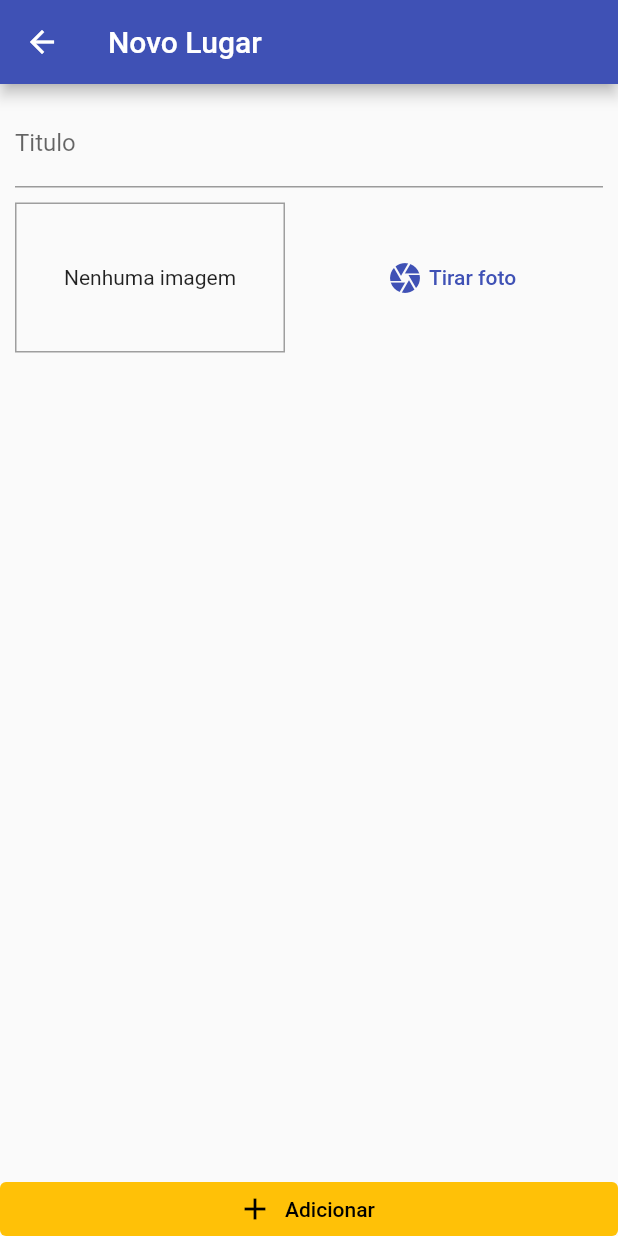
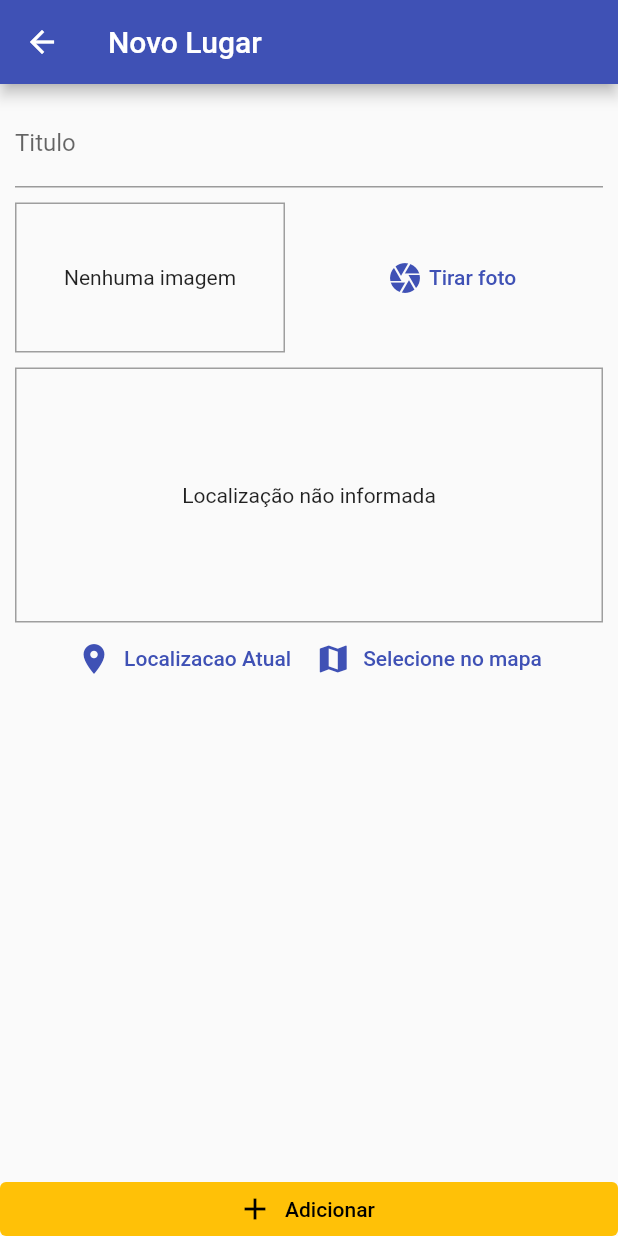
Before and after one commit to diasGustaavo/great_places, a Flutter app: the PlaceFormScreen screen opened by its route, on a phone screen of 412 x 824 dp. Run offline on Flutter 3.47's test engine with Material 2 defaults, Android fonts, the phone set to English and light mode, and no system bars; our stand-ins replace image_picker, location, sqflite; missing offline and left inert: image_picker_for_web; accounts and stored records are empty.

Commit message:
get location info using the location package

```diff
--- a/lib/screens/place_form_screen.dart
+++ b/lib/screens/place_form_screen.dart
@@ -3,6 +3,7 @@ import 'dart:io';
 import 'package:flutter/material.dart';
 import 'package:great_places/providers/great_places.dart';
 import 'package:great_places/widgets/image_input.dart';
+import 'package:great_places/widgets/location_input.dart';
 import 'package:provider/provider.dart';
 
 class PlaceFormScreen extends StatefulWidget {
@@ -54,6 +55,8 @@ class _PlaceFormScreenState extends State<PlaceFormScreen> {
                     ),
                     SizedBox(height: 10),
                     ImageInput(this._selectedImage),
+                    SizedBox(height: 10),
+                    LocationInput(),
                   ],
                 ),
               ),
@@ -70,7 +73,7 @@ class _PlaceFormScreenState extends State<PlaceFormScreen> {
               style: TextStyle(color: Colors.black),
             ),
             style: ElevatedButton.styleFrom(
-              primary: Theme.of(context).colorScheme.secondary,
+              backgroundColor: Theme.of(context).colorScheme.secondary,
               elevation: 0,
               tapTargetSize: MaterialTapTargetSize.shrinkWrap,
             ),
--- /dev/null
+++ b/lib/widgets/location_input.dart
@@ -0,0 +1,60 @@
+import 'package:flutter/material.dart';
+import 'package:location/location.dart';
+
+class LocationInput extends StatefulWidget {
+  const LocationInput({super.key});
+
+  @override
+  State<LocationInput> createState() => _LocationInputState();
+}
+
+class _LocationInputState extends State<LocationInput> {
+  String? _previewImageUrl;
+
+  Future<void> _getCurrentUserLocation() async {
+    final locData = await Location().getLocation();
+    print(locData.latitude);
+    print(locData.longitude);
+  }
+
+  @override
+  Widget build(BuildContext context) {
+    return Column(
+      children: [
+        Container(
+          height: 170,
+          width: double.infinity,
+          alignment: Alignment.center,
+          decoration: BoxDecoration(
+            border: Border.all(
+              width: 1,
+              color: Colors.grey,
+            ),
+          ),
+          child: _previewImageUrl == null
+              ? Text('Localização não informada')
+              : Image.network(
+                  _previewImageUrl!,
+                  fit: BoxFit.cover,
+                  width: double.infinity,
+                ),
+        ),
+        Row(
+          mainAxisAlignment: MainAxisAlignment.center,
+          children: [
+            TextButton.icon(
+              onPressed: _getCurrentUserLocation,
+              icon: Icon(Icons.location_on),
+              label: Text('Localizacao Atual'),
+            ),
+            TextButton.icon(
+              onPressed: () {},
+              icon: Icon(Icons.map),
+              label: Text('Selecione no mapa'),
+            ),
+          ],
+        ),
+      ],
+    );
+  }
+}
--- a/pubspec.yaml
+++ b/pubspec.yaml
@@ -34,6 +34,7 @@ dependencies:
   path_provider: ^2.0.11
   path: ^1.8.1
   sqflite: ^2.1.0
+  location: ^4.4.0
 
 
   # The following adds the Cupertino Icons font to your application.
```
Also changed, not shown: 2 other files.
